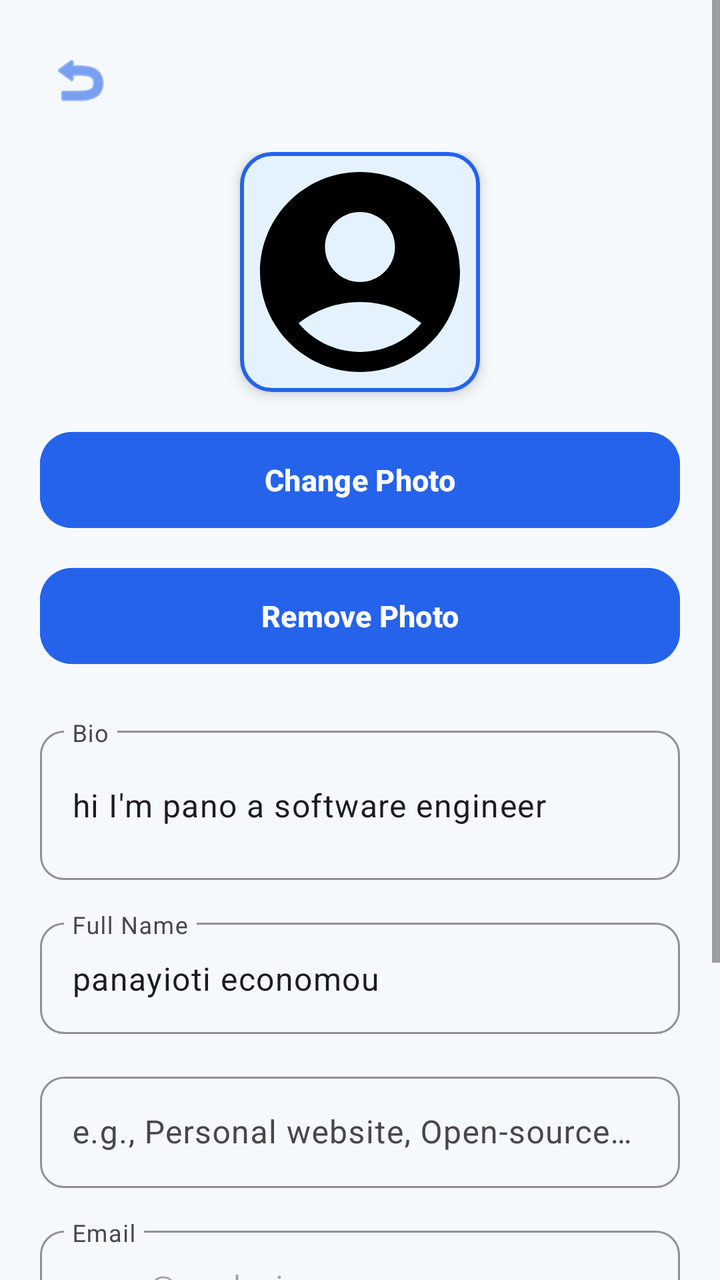
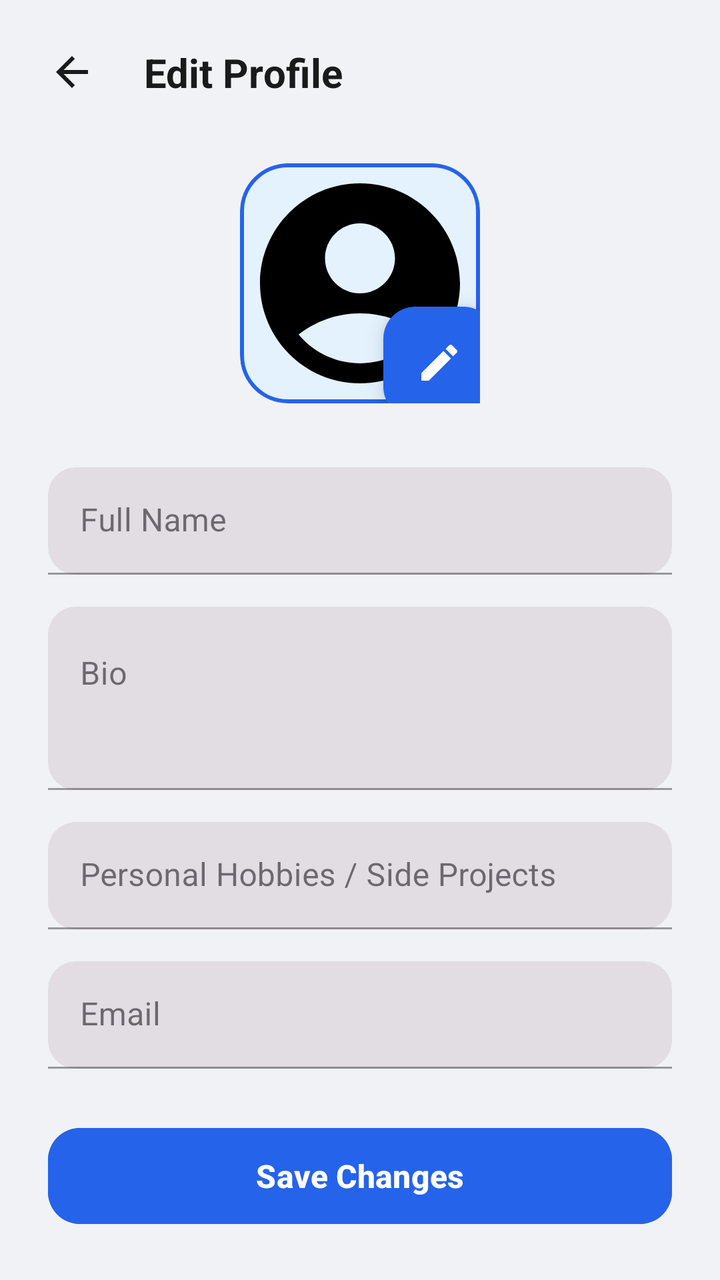

An Android layout rendered at two revisions. The XML below is the earlier revision; the diff shows what the commit changed to produce the second picture.
<!-- AndroidManifest.xml: application theme Theme.WorkWiseSA -->
<!-- res/layout/settingsprofile.xml -->
<?xml version="1.0" encoding="utf-8"?>
<ScrollView
    xmlns:android="http://schemas.android.com/apk/res/android"
    xmlns:app="http://schemas.android.com/apk/res-auto"
    xmlns:tools="http://schemas.android.com/tools"
    android:layout_width="match_parent"
    android:layout_height="match_parent"
    android:background="#F5F9FC"
    android:fillViewport="true">

    <LinearLayout
        android:layout_width="match_parent"
        android:layout_height="wrap_content"
        android:orientation="vertical"
        android:padding="20dp">

        <ImageButton
            android:id="@+id/backButton"
            android:layout_width="40dp"
            android:layout_height="40dp"
            android:layout_marginBottom="16dp"
            android:background="?attr/selectableItemBackgroundBorderless"
            android:src="@android:drawable/ic_menu_revert"
            app:tint="@color/colorPrimary"
            tools:ignore="ContentDescription" />

        <LinearLayout
            android:layout_width="match_parent"
            android:layout_height="wrap_content"
            android:orientation="vertical"
            android:gravity="center"
            android:layout_marginBottom="24dp">

            <com.google.android.material.card.MaterialCardView
                android:layout_width="120dp"
                android:layout_height="120dp"
                app:cardCornerRadius="16dp"
                app:cardElevation="4dp"
                app:strokeWidth="2dp"
                app:strokeColor="@color/colorPrimary">

                <ImageView
                    android:id="@+id/profileImagePreview"
                    android:layout_width="match_parent"
                    android:layout_height="match_parent"
                    android:scaleType="centerCrop"
                    android:src="@drawable/outlineaccountscircle24"
                    android:background="#E3F2FD"
                    tools:ignore="ContentDescription" />
            </com.google.android.material.card.MaterialCardView>

            <com.google.android.material.button.MaterialButton
                android:id="@+id/changePhotoButton"
                style="@style/Widget.Material3.Button"
                android:layout_width="match_parent"
                android:layout_height="56dp"
                android:layout_marginTop="16dp"
                android:text="Change Photo"
                android:textSize="15sp"
                android:textStyle="bold"
                app:cornerRadius="16dp"
                android:backgroundTint="@color/colorPrimary" />

            <com.google.android.material.button.MaterialButton
                android:id="@+id/removePhotoButton"
                style="@style/Widget.Material3.Button"
                android:layout_width="match_parent"
                android:layout_height="56dp"
                android:layout_marginTop="12dp"
                android:text="Remove Photo"
                android:textSize="15sp"
                android:textStyle="bold"
                app:cornerRadius="16dp"
                android:backgroundTint="@color/colorPrimary" />
        </LinearLayout>

        <com.google.android.material.textfield.TextInputLayout
            style="@style/Widget.Material3.TextInputLayout.OutlinedBox"
            android:layout_width="match_parent"
            android:layout_height="wrap_content"
            android:layout_marginBottom="16dp"
            android:hint="Bio"
            app:boxCornerRadiusTopStart="12dp"
            app:boxCornerRadiusTopEnd="12dp"
            app:boxCornerRadiusBottomStart="12dp"
            app:boxCornerRadiusBottomEnd="12dp"
            app:boxStrokeColor="@color/colorPrimary">

            <com.google.android.material.textfield.TextInputEditText
                android:id="@+id/bioInput"
                android:layout_width="match_parent"
                android:layout_height="wrap_content"
                android:text="hi I'm pano a software engineer"
                android:inputType="textMultiLine"
                android:minLines="2"
                android:maxLines="4"
                android:textSize="16sp" />
        </com.google.android.material.textfield.TextInputLayout>

        <com.google.android.material.textfield.TextInputLayout
            style="@style/Widget.Material3.TextInputLayout.OutlinedBox"
            android:layout_width="match_parent"
            android:layout_height="wrap_content"
            android:layout_marginBottom="16dp"
            android:hint="Full Name"
            app:boxCornerRadiusTopStart="12dp"
            app:boxCornerRadiusTopEnd="12dp"
            app:boxCornerRadiusBottomStart="12dp"
            app:boxCornerRadiusBottomEnd="12dp"
            app:boxStrokeColor="@color/colorPrimary">

            <com.google.android.material.textfield.TextInputEditText
                android:id="@+id/nameInput"
                android:layout_width="match_parent"
                android:layout_height="wrap_content"
                android:text="panayioti economou"
                android:inputType="textPersonName"
                android:textSize="16sp" />
        </com.google.android.material.textfield.TextInputLayout>

        <com.google.android.material.textfield.TextInputLayout
            style="@style/Widget.Material3.TextInputLayout.OutlinedBox"
            android:layout_width="match_parent"
            android:layout_height="wrap_content"
            android:layout_marginBottom="16dp"
            android:hint="e.g., Personal website, Open-source library"
            app:boxCornerRadiusTopStart="12dp"
            app:boxCornerRadiusTopEnd="12dp"
            app:boxCornerRadiusBottomStart="12dp"
            app:boxCornerRadiusBottomEnd="12dp"
            app:boxStrokeColor="@color/colorPrimary">

            <com.google.android.material.textfield.TextInputEditText
                android:id="@+id/sideProjectsInput"
                android:layout_width="match_parent"
                android:layout_height="wrap_content"
                android:inputType="text"
                android:textSize="16sp" />
        </com.google.android.material.textfield.TextInputLayout>


        <com.google.android.material.textfield.TextInputLayout
            style="@style/Widget.Material3.TextInputLayout.OutlinedBox"
            android:layout_width="match_parent"
            android:layout_height="wrap_content"
            android:layout_marginBottom="24dp"
            android:hint="Email"
            app:boxCornerRadiusTopStart="12dp"
            app:boxCornerRadiusTopEnd="12dp"
            app:boxCornerRadiusBottomStart="12dp"
            app:boxCornerRadiusBottomEnd="12dp"
            app:boxStrokeColor="@color/colorPrimary">

            <com.google.android.material.textfield.TextInputEditText
                android:id="@+id/emailInput"
                android:layout_width="match_parent"
                android:layout_height="wrap_content"
                android:text="pano@workwise.za"
                android:inputType="textEmailAddress"
                android:enabled="false"
                android:textSize="16sp" />
        </com.google.android.material.textfield.TextInputLayout>

        <com.google.android.material.button.MaterialButton
            android:id="@+id/saveButton"
            style="@style/Widget.Material3.Button"
            android:layout_width="match_parent"
            android:layout_height="56dp"
            android:layout_marginBottom="80dp"
            android:text="Save"
            android:textSize="16sp"
            android:textStyle="bold"
            app:cornerRadius="16dp"
            android:backgroundTint="@color/colorPrimary" />
    </LinearLayout>
</ScrollView>
<!-- resources referenced by this layout -->
<resources>
  <color name="colorPrimary">#2563EB</color>
  <!-- drawable outlineaccountscircle24 (drawable) -->
  <vector xmlns:android="http://schemas.android.com/apk/res/android"
      android:width="24dp"
      android:height="24dp"
      android:viewportWidth="24"
      android:viewportHeight="24">
      <path
          android:fillColor="#FF000000"
          android:pathData="M12,2C6.48,2 2,6.48 2,12s4.48,10 10,10s10,-4.48 10,-10S17.52,2 12,2zM12,6c1.93,0 3.5,1.57 3.5,3.5S13.93,13 12,13s-3.5,-1.57 -3.5,-3.5S10.07,6 12,6zM12,20c-2.03,0 -4.43,-0.82 -6.14,-2.88C7.55,15.8 9.68,15 12,15s4.45,0.8 6.14,2.12C16.43,19.18 14.03,20 12,20z"/>
  </vector>
  <style name="Theme.WorkWiseSA" parent="Theme.Material3.Light.NoActionBar">
          <item name="colorPrimary">@color/colorPrimary</item>
          <item name="colorOnPrimary">@color/colorOnPrimary</item>
          <item name="colorSecondary">@color/colorSecondary</item>
          <item name="android:statusBarColor">@color/colorPrimary</item>
          <item name="android:navigationBarColor">@color/colorPrimary</item>
  
          
          <item name="textInputStyle">@style/Widget.WorkWise.TextInputLayout</item>
      </style>
  <color name="colorOnPrimary">#FFFFFF</color>
  <color name="colorSecondary">#0EA5E9</color>
  <style name="Widget.WorkWise.TextInputLayout" parent="Widget.Material3.TextInputLayout.OutlinedBox">
          <item name="boxBackgroundColor">@color/colorSurface</item>
          <item name="boxCornerRadiusTopStart">14dp</item>
          <item name="boxCornerRadiusTopEnd">14dp</item>
          <item name="boxCornerRadiusBottomStart">14dp</item>
          <item name="boxCornerRadiusBottomEnd">14dp</item>
      </style>
  <color name="colorSurface">#FFFFFF</color>
</resources>

<!-- the commit's change to res/layout/settingsprofile.xml (unified diff, before → after) -->
@@ -1,176 +1,183 @@
 <?xml version="1.0" encoding="utf-8"?>
-<ScrollView
+<androidx.constraintlayout.widget.ConstraintLayout
     xmlns:android="http://schemas.android.com/apk/res/android"
     xmlns:app="http://schemas.android.com/apk/res-auto"
     xmlns:tools="http://schemas.android.com/tools"
     android:layout_width="match_parent"
     android:layout_height="match_parent"
-    android:background="#F5F9FC"
-    android:fillViewport="true">
+    android:background="#F0F2F5">
 
-    <LinearLayout
-        android:layout_width="match_parent"
+    <ImageButton
+        android:id="@+id/backButton"
+        android:layout_width="wrap_content"
         android:layout_height="wrap_content"
-        android:orientation="vertical"
-        android:padding="20dp">
+        android:src="@drawable/baselinearrowback24"
+        android:background="?attr/selectableItemBackgroundBorderless"
+        android:padding="16dp"
+        app:tint="#1A1A1A"
+        app:layout_constraintStart_toStartOf="parent"
+        app:layout_constraintTop_toTopOf="parent"
+        android:layout_marginTop="8dp"
+        android:layout_marginStart="8dp"
+        tools:ignore="ContentDescription" />
 
-        <ImageButton
-            android:id="@+id/backButton"
-            android:layout_width="40dp"
-            android:layout_height="40dp"
-            android:layout_marginBottom="16dp"
-            android:background="?attr/selectableItemBackgroundBorderless"
-            android:src="@android:drawable/ic_menu_revert"
-            app:tint="@color/colorPrimary"
+    <TextView
+        android:id="@+id/titleTextView"
+        android:layout_width="wrap_content"
+        android:layout_height="wrap_content"
+        android:text="Edit Profile"
+        android:textColor="#1A1A1A"
+        android:textSize="20sp"
+        android:textStyle="bold"
+        app:layout_constraintStart_toEndOf="@id/backButton"
+        app:layout_constraintTop_toTopOf="@id/backButton"
+        app:layout_constraintBottom_toBottomOf="@id/backButton"
+        android:layout_marginStart="8dp" />
+
+    <androidx.constraintlayout.widget.ConstraintLayout
+        android:id="@+id/imageContainer"
+        android:layout_width="wrap_content"
+        android:layout_height="wrap_content"
+        android:layout_marginTop="32dp"
+        app:layout_constraintTop_toBottomOf="@id/titleTextView"
+        app:layout_constraintStart_toStartOf="parent"
+        app:layout_constraintEnd_toEndOf="parent">
+
+        <com.google.android.material.card.MaterialCardView
+            android:id="@+id/profileImageCard"
+            android:layout_width="120dp"
+            android:layout_height="120dp"
+            app:cardCornerRadius="24dp"
+            app:cardElevation="0dp"
+            app:strokeWidth="2dp"
+            app:strokeColor="@color/colorPrimary"
+            app:layout_constraintTop_toTopOf="parent"
+            app:layout_constraintStart_toStartOf="parent"
+            app:layout_constraintEnd_toEndOf="parent"
+            app:layout_constraintBottom_toBottomOf="parent">
+
+            <ImageView
+                android:id="@+id/profileImagePreview"
+                android:layout_width="match_parent"
+                android:layout_height="match_parent"
+                android:scaleType="centerCrop"
+                android:src="@drawable/outlineaccountscircle24"
+                android:background="#E3F2FD"
+                tools:ignore="ContentDescription" />
+        </com.google.android.material.card.MaterialCardView>
+
+        <com.google.android.material.floatingactionbutton.FloatingActionButton
+            android:id="@+id/editImageFab"
+            android:layout_width="wrap_content"
+            android:layout_height="wrap_content"
+            android:src="@drawable/ic_edit_photo"
+            app:fabSize="mini"
+            app:tint="@android:color/white"
+            app:backgroundTint="@color/colorPrimary"
+            app:layout_constraintEnd_toEndOf="@id/profileImageCard"
+            app:layout_constraintBottom_toBottomOf="@id/profileImageCard"
+            android:layout_marginEnd="-8dp"
+            android:layout_marginBottom="-8dp"
             tools:ignore="ContentDescription" />
+
+    </androidx.constraintlayout.widget.ConstraintLayout>
+
+    <ScrollView
+        android:layout_width="0dp"
+        android:layout_height="0dp"
+        android:layout_marginTop="32dp"
+        android:layout_marginStart="24dp"
+        android:layout_marginEnd="24dp"
+        android:layout_marginBottom="16dp"
+        app:layout_constraintTop_toBottomOf="@id/imageContainer"
+        app:layout_constraintBottom_toTopOf="@id/saveButton"
+        app:layout_constraintStart_toStartOf="parent"
+        app:layout_constraintEnd_toEndOf="parent">
 
         <LinearLayout
             android:layout_width="match_parent"
             android:layout_height="wrap_content"
-            android:orientation="vertical"
-            android:gravity="center"
-            android:layout_marginBottom="24dp">
+            android:orientation="vertical">
 
-            <com.google.android.material.card.MaterialCardView
-                android:layout_width="120dp"
-                android:layout_height="120dp"
-                app:cardCornerRadius="16dp"
-                app:cardElevation="4dp"
-                app:strokeWidth="2dp"
-                app:strokeColor="@color/colorPrimary">
-
-                <ImageView
-                    android:id="@+id/profileImagePreview"
-                    android:layout_width="match_parent"
-                    android:layout_height="match_parent"
-                    android:scaleType="centerCrop"
-                    android:src="@drawable/outlineaccountscircle24"
-                    android:background="#E3F2FD"
-                    tools:ignore="ContentDescription" />
-            </com.google.android.material.card.MaterialCardView>
-
-            <com.google.android.material.button.MaterialButton
-                android:id="@+id/changePhotoButton"
-                style="@style/Widget.Material3.Button"
-                android:layout_width="match_parent"
-                android:layout_height="56dp"
-                android:layout_marginTop="16dp"
-                android:text="Change Photo"
-                android:textSize="15sp"
-                android:textStyle="bold"
-                app:cornerRadius="16dp"
-                android:backgroundTint="@color/colorPrimary" />
-
-            <com.google.android.material.button.MaterialButton
-                android:id="@+id/removePhotoButton"
-                style="@style/Widget.Material3.Button"
-                android:layout_width="match_parent"
-                android:layout_height="56dp"
-                android:layout_marginTop="12dp"
-                android:text="Remove Photo"
-                android:textSize="15sp"
-                android:textStyle="bold"
-                app:cornerRadius="16dp"
-                android:backgroundTint="@color/colorPrimary" />
-        </LinearLayout>
-
-        <com.google.android.material.textfield.TextInputLayout
-            style="@style/Widget.Material3.TextInputLayout.OutlinedBox"
-            android:layout_width="match_parent"
-            android:layout_height="wrap_content"
-            android:layout_marginBottom="16dp"
-            android:hint="Bio"
-            app:boxCornerRadiusTopStart="12dp"
-            app:boxCornerRadiusTopEnd="12dp"
-            app:boxCornerRadiusBottomStart="12dp"
-            app:boxCornerRadiusBottomEnd="12dp"
-            app:boxStrokeColor="@color/colorPrimary">
-
-            <com.google.android.material.textfield.TextInputEditText
-                android:id="@+id/bioInput"
+            <com.google.android.material.textfield.TextInputLayout
                 android:layout_width="match_parent"
                 android:layout_height="wrap_content"
-                android:text="hi I'm pano a software engineer"
-                android:inputType="textMultiLine"
-                android:minLines="2"
-                android:maxLines="4"
-                android:textSize="16sp" />
-        </com.google.android.material.textfield.TextInputLayout>
+                android:layout_marginBottom="16dp"
+                android:hint="Full Name"
+                style="@style/Widget.MaterialComponents.TextInputLayout.FilledBox.Dense">
 
-        <com.google.android.material.textfield.TextInputLayout
-            style="@style/Widget.Material3.TextInputLayout.OutlinedBox"
-            android:layout_width="match_parent"
-            android:layout_height="wrap_content"
-            android:layout_marginBottom="16dp"
-            android:hint="Full Name"
-            app:boxCornerRadiusTopStart="12dp"
-            app:boxCornerRadiusTopEnd="12dp"
-            app:boxCornerRadiusBottomStart="12dp"
-            app:boxCornerRadiusBottomEnd="12dp"
-            app:boxStrokeColor="@color/colorPrimary">
+                <com.google.android.material.textfield.TextInputEditText
+                    android:id="@+id/nameInput"
+                    android:layout_width="match_parent"
+                    android:layout_height="wrap_content"
+                    android:inputType="textPersonName"
+                    android:singleLine="true" />
+            </com.google.android.material.textfield.TextInputLayout>
 
-            <com.google.android.material.textfield.TextInputEditText
-                android:id="@+id/nameInput"
+            <com.google.android.material.textfield.TextInputLayout
                 android:layout_width="match_parent"
                 android:layout_height="wrap_content"
-                android:text="panayioti economou"
-                android:inputType="textPersonName"
-                android:textSize="16sp" />
-        </com.google.android.material.textfield.TextInputLayout>
+                android:layout_marginBottom="16dp"
+                android:hint="Bio"
+                style="@style/Widget.MaterialComponents.TextInputLayout.FilledBox.Dense">
 
-        <com.google.android.material.textfield.TextInputLayout
-            style="@style/Widget.Material3.TextInputLayout.OutlinedBox"
-            android:layout_width="match_parent"
-            android:layout_height="wrap_content"
-            android:layout_marginBottom="16dp"
-            android:hint="e.g., Personal website, Open-source library"
-            app:boxCornerRadiusTopStart="12dp"
-            app:boxCornerRadiusTopEnd="12dp"
-            app:boxCornerRadiusBottomStart="12dp"
-            app:boxCornerRadiusBottomEnd="12dp"
-            app:boxStrokeColor="@color/colorPrimary">
+                <com.google.android.material.textfield.TextInputEditText
+                    android:id="@+id/bioInput"
+                    android:layout_width="match_parent"
+                    android:layout_height="wrap_content"
+                    android:inputType="textMultiLine"
+                    android:minLines="3"
+                    android:gravity="top|start" />
+            </com.google.android.material.textfield.TextInputLayout>
 
-            <com.google.android.material.textfield.TextInputEditText
-                android:id="@+id/sideProjectsInput"
+            <com.google.android.material.textfield.TextInputLayout
                 android:layout_width="match_parent"
                 android:layout_height="wrap_content"
-                android:inputType="text"
-                android:textSize="16sp" />
-        </com.google.android.material.textfield.TextInputLayout>
+                android:layout_marginBottom="16dp"
+                android:hint="Personal Hobbies / Side Projects"
+                style="@style/Widget.MaterialComponents.TextInputLayout.FilledBox.Dense">
 
+                <com.google.android.material.textfield.TextInputEditText
+                    android:id="@+id/sideProjectsInput"
+                    android:layout_width="match_parent"
+                    android:layout_height="wrap_content"
+                    android:inputType="text"
+                    android:singleLine="true" />
+            </com.google.android.material.textfield.TextInputLayout>
 
-        <com.google.android.material.textfield.TextInputLayout
-            style="@style/Widget.Material3.TextInputLayout.OutlinedBox"
-            android:layout_width="match_parent"
-            android:layout_height="wrap_content"
-            android:layout_marginBottom="24dp"
-            android:hint="Email"
-            app:boxCornerRadiusTopStart="12dp"
-            app:boxCornerRadiusTopEnd="12dp"
-            app:boxCornerRadiusBottomStart="12dp"
-            app:boxCornerRadiusBottomEnd="12dp"
-            app:boxStrokeColor="@color/colorPrimary">
-
-            <com.google.android.material.textfield.TextInputEditText
-                android:id="@+id/emailInput"
+            <com.google.android.material.textfield.TextInputLayout
                 android:layout_width="match_parent"
                 android:layout_height="wrap_content"
-                android:text="pano@workwise.za"
-                android:inputType="textEmailAddress"
-                android:enabled="false"
-                android:textSize="16sp" />
-        </com.google.android.material.textfield.TextInputLayout>
+                android:hint="Email"
+                style="@style/Widget.MaterialComponents.TextInputLayout.FilledBox.Dense">
 
-        <com.google.android.material.button.MaterialButton
-            android:id="@+id/saveButton"
-            style="@style/Widget.Material3.Button"
-            android:layout_width="match_parent"
-            android:layout_height="56dp"
-            android:layout_marginBottom="80dp"
-            android:text="Save"
-            android:textSize="16sp"
-            android:textStyle="bold"
-            app:cornerRadius="16dp"
-            android:backgroundTint="@color/colorPrimary" />
-    </LinearLayout>
-</ScrollView>
+                <com.google.android.material.textfield.TextInputEditText
+                    android:id="@+id/emailInput"
+                    android:layout_width="match_parent"
+                    android:layout_height="wrap_content"
+                    android:inputType="textEmailAddress"
+                    android:singleLine="true"
+                    android:enabled="false" />
+            </com.google.android.material.textfield.TextInputLayout>
+
+        </LinearLayout>
+    </ScrollView>
+
+    <com.google.android.material.button.MaterialButton
+        android:id="@+id/saveButton"
+        style="@style/Widget.Material3.Button"
+        android:layout_width="0dp"
+        android:layout_height="56dp"
+        android:text="Save Changes"
+        android:textSize="16sp"
+        android:textStyle="bold"
+        android:backgroundTint="@color/colorPrimary"
+        app:cornerRadius="16dp"
+        android:layout_marginStart="24dp"
+        android:layout_marginEnd="24dp"
+        android:layout_marginBottom="24dp"
+        app:layout_constraintBottom_toBottomOf="parent"
+        app:layout_constraintStart_toStartOf="parent"
+        app:layout_constraintEnd_toEndOf="parent" />
+
+</androidx.constraintlayout.widget.ConstraintLayout>
<!-- resource entries referenced after the edit -->
@@ -1,6 +1,28 @@
 <!-- resources referenced by this layout -->
 <resources>
   <color name="colorPrimary">#2563EB</color>
+  <!-- drawable baselinearrowback24 (drawable) -->
+  <?xml version="1.0" encoding="utf-8"?>
+  <vector xmlns:android="http://schemas.android.com/apk/res/android"
+      android:width="24dp"
+      android:height="24dp"
+      android:viewportWidth="24"
+      android:viewportHeight="24">
+      <path
+          android:fillColor="@android:color/black"
+          android:pathData="M20,11H7.83l5.59,-5.59L12,4l-8,8 8,8 1.41,-1.41L7.83,13H20v-2z"/>
+  </vector>
+  <!-- drawable ic_edit_photo (drawable) -->
+  <?xml version="1.0" encoding="utf-8"?>
+  <vector xmlns:android="http://schemas.android.com/apk/res/android"
+      android:width="24dp"
+      android:height="24dp"
+      android:viewportWidth="24"
+      android:viewportHeight="24">
+      <path
+          android:fillColor="@android:color/white"
+          android:pathData="M3,17.25V21h3.75L17.81,9.94l-3.75,-3.75L3,17.25zM20.71,7.04c0.39,-0.39 0.39,-1.02 0,-1.41l-2.34,-2.34c-0.39,-0.39 -1.02,-0.39 -1.41,0l-1.83,1.83l3.75,3.75l1.83,-1.83z"/>
+  </vector>
   <!-- drawable outlineaccountscircle24 (drawable) -->
   <vector xmlns:android="http://schemas.android.com/apk/res/android"
       android:width="24dp"
